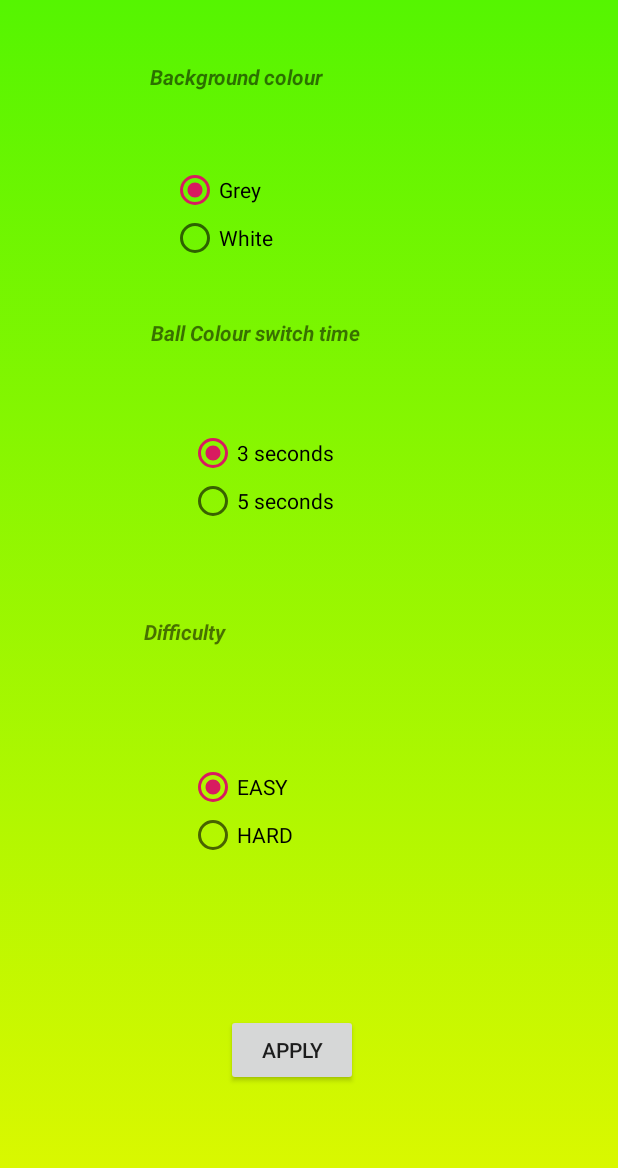
After one commit to zohaibxrehman/Trio, an Android app: the customise screen opened directly, with no data from a screen before it, on a phone screen of 412 x 824 dp. The commit adds this screen. Shown: the top 1168 px of the screen. Run offline under Robolectric (Android 15) with nearby library versions, the phone set to English and light mode, and no system bars.

Commit message:
added customisation for game 3.

```diff
--- a/phase1/app/src/main/AndroidManifest.xml
+++ b/phase1/app/src/main/AndroidManifest.xml
@@ -9,7 +9,8 @@
         android:roundIcon="@mipmap/ic_launcher_round"
         android:supportsRtl="true"
         android:theme="@style/AppTheme">
-        <activity android:name=".Main2Activity"></activity>
+        <activity android:name=".Level3.customise"></activity>
+        <activity android:name=".Main2Activity" />
         <activity android:name=".GameStats" />
         <activity android:name=".Level1.Level1" />
         <activity android:name=".Level2.Level2" />
--- /dev/null
+++ b/phase1/app/src/main/java/com/example/game/Level3/customise.java
@@ -0,0 +1,43 @@
+package com.example.game.Level3;
+
+import androidx.appcompat.app.AppCompatActivity;
+
+import android.app.Activity;
+import android.content.Intent;
+import android.os.Bundle;
+import android.view.View;
+import android.widget.Button;
+import android.widget.RadioButton;
+import android.widget.RadioGroup;
+
+import com.example.game.R;
+
+public class customise extends Activity {
+
+    RadioGroup color, time, points;
+    RadioButton col, tim, point;
+    Button apply;
+
+    @Override
+    protected void onCreate(Bundle savedInstanceState) {
+        super.onCreate(savedInstanceState);
+        setContentView(R.layout.activity_customise);
+        apply = findViewById(R.id.apply);
+        color = findViewById(R.id.radioGroup);
+        time = findViewById(R.id.radioGroup2);
+        points = findViewById(R.id.radioGroup3);
+        apply.setOnClickListener(new View.OnClickListener() {
+            @Override
+            public void onClick(View v) {
+                col = findViewById(color.getCheckedRadioButtonId());
+                tim = findViewById(time.getCheckedRadioButtonId());
+                point = findViewById(points.getCheckedRadioButtonId());
+                Intent i = new Intent(customise.this, Level3.class);
+                i.putExtra("COLOR", col.getText().toString());
+                i.putExtra("TIME", tim.getText().toString());
+                i.putExtra("POINTS", point.getText().toString());
+                startActivity(i);
+            }
+        });
+    }
+}
--- a/phase1/app/src/main/java/com/example/game/Main2Activity.java
+++ b/phase1/app/src/main/java/com/example/game/Main2Activity.java
@@ -12,6 +12,7 @@ import android.widget.Button;
 import com.example.game.Level1.Level1;
 import com.example.game.Level2.Level2;
 import com.example.game.Level3.Level3;
+import com.example.game.Level3.customise;
 
 
 public class Main2Activity extends Activity implements View.OnClickListener{
@@ -51,7 +52,7 @@ public class Main2Activity extends Activity implements View.OnClickListener{
                 startActivity(i2);
                 break;
             case R.id.button3:
-                Intent i3 = new Intent(this, Level3.class);
+                Intent i3 = new Intent(this, customise.class);
                 saveGame2Count = 0;
                 startActivity(i3);
                 break;
--- /dev/null
+++ b/phase1/app/src/main/res/layout/activity_customise.xml
@@ -0,0 +1,136 @@
+<?xml version="1.0" encoding="utf-8"?>
+<androidx.constraintlayout.widget.ConstraintLayout xmlns:android="http://schemas.android.com/apk/res/android"
+    xmlns:app="http://schemas.android.com/apk/res-auto"
+    xmlns:tools="http://schemas.android.com/tools"
+    android:layout_width="match_parent"
+    android:background="@drawable/gradient_background"
+    android:layout_height="match_parent"
+    tools:context=".Level3.customise">
+
+    <RadioGroup
+        android:id="@+id/radioGroup"
+        android:layout_width="139dp"
+        android:layout_height="68dp"
+        app:layout_constraintBottom_toBottomOf="parent"
+        app:layout_constraintEnd_toEndOf="parent"
+        app:layout_constraintHorizontal_bias="0.419"
+        app:layout_constraintStart_toStartOf="parent"
+        app:layout_constraintTop_toTopOf="parent"
+        app:layout_constraintVertical_bias="0.146">
+
+        <RadioButton
+            android:id="@+id/grey"
+            android:layout_width="match_parent"
+            android:layout_height="wrap_content"
+            android:checked="true"
+            android:text="Grey" />
+
+        <RadioButton
+            android:id="@+id/White"
+            android:layout_width="match_parent"
+            android:layout_height="wrap_content"
+            android:text="White" />
+    </RadioGroup>
+
+    <TextView
+        android:id="@+id/background"
+        android:layout_width="180dp"
+        android:layout_height="35dp"
+        android:layout_marginStart="100dp"
+        android:text="Background colour"
+        android:textStyle="bold|italic"
+        app:layout_constraintBottom_toTopOf="@+id/radioGroup"
+        app:layout_constraintEnd_toEndOf="parent"
+        app:layout_constraintHorizontal_bias="0.0"
+        app:layout_constraintStart_toStartOf="parent"
+        app:layout_constraintTop_toTopOf="parent"
+        app:layout_constraintVertical_bias="0.548" />
+
+    <Button
+        android:id="@+id/apply"
+        android:layout_width="wrap_content"
+        android:layout_height="wrap_content"
+        android:text="Apply"
+        app:layout_constraintBottom_toBottomOf="parent"
+        app:layout_constraintEnd_toEndOf="parent"
+        app:layout_constraintHorizontal_bias="0.464"
+        app:layout_constraintStart_toStartOf="parent"
+        app:layout_constraintTop_toTopOf="parent"
+        app:layout_constraintVertical_bias="0.871" />
+
+    <TextView
+        android:id="@+id/textView2"
+        android:layout_width="186dp"
+        android:layout_height="37dp"
+        android:text="Ball Colour switch time"
+        android:textStyle="bold|italic"
+        app:layout_constraintBottom_toTopOf="@+id/apply"
+        app:layout_constraintEnd_toEndOf="parent"
+        app:layout_constraintHorizontal_bias="0.444"
+        app:layout_constraintStart_toStartOf="parent"
+        app:layout_constraintTop_toBottomOf="@+id/radioGroup"
+        app:layout_constraintVertical_bias="0.073" />
+
+    <RadioGroup
+        android:id="@+id/radioGroup2"
+        android:layout_width="127dp"
+        android:layout_height="73dp"
+        app:layout_constraintBottom_toTopOf="@+id/apply"
+        app:layout_constraintEnd_toEndOf="parent"
+        app:layout_constraintHorizontal_bias="0.443"
+        app:layout_constraintStart_toStartOf="parent"
+        app:layout_constraintTop_toBottomOf="@+id/textView2"
+        app:layout_constraintVertical_bias="0.103">
+
+        <RadioButton
+            android:id="@+id/less"
+            android:layout_width="match_parent"
+            android:layout_height="wrap_content"
+            android:checked="true"
+            android:text="3 seconds" />
+
+        <RadioButton
+            android:id="@+id/more"
+            android:layout_width="match_parent"
+            android:layout_height="wrap_content"
+            android:text="5 seconds" />
+    </RadioGroup>
+
+    <TextView
+        android:id="@+id/difficulty"
+        android:layout_width="184dp"
+        android:layout_height="45dp"
+        android:text="Difficulty"
+        android:textStyle="bold|italic"
+        app:layout_constraintBottom_toTopOf="@+id/radioGroup3"
+        app:layout_constraintEnd_toEndOf="parent"
+        app:layout_constraintHorizontal_bias="0.422"
+        app:layout_constraintStart_toStartOf="parent"
+        app:layout_constraintTop_toBottomOf="@+id/radioGroup2" />
+
+    <RadioGroup
+        android:id="@+id/radioGroup3"
+        android:layout_width="121dp"
+        android:layout_height="77dp"
+        app:layout_constraintBottom_toTopOf="@+id/apply"
+        app:layout_constraintEnd_toEndOf="parent"
+        app:layout_constraintHorizontal_bias="0.434"
+        app:layout_constraintStart_toStartOf="parent"
+        app:layout_constraintTop_toBottomOf="@+id/radioGroup2"
+        app:layout_constraintVertical_bias="0.625">
+
+        <RadioButton
+            android:id="@+id/easy"
+            android:layout_width="match_parent"
+            android:layout_height="wrap_content"
+            android:checked="true"
+            android:text="EASY" />
+
+        <RadioButton
+            android:id="@+id/hard"
+            android:layout_width="match_parent"
+            android:layout_height="wrap_content"
+            android:text="HARD" />
+    </RadioGroup>
+
+</androidx.constraintlayout.widget.ConstraintLayout>
```
Also changed, not shown: 3 other files.
